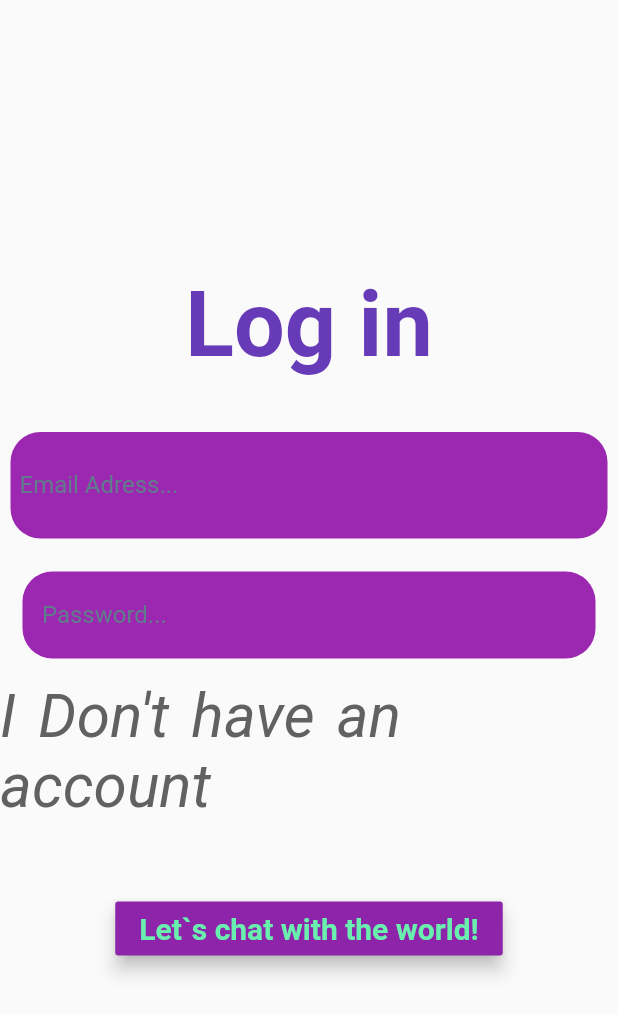
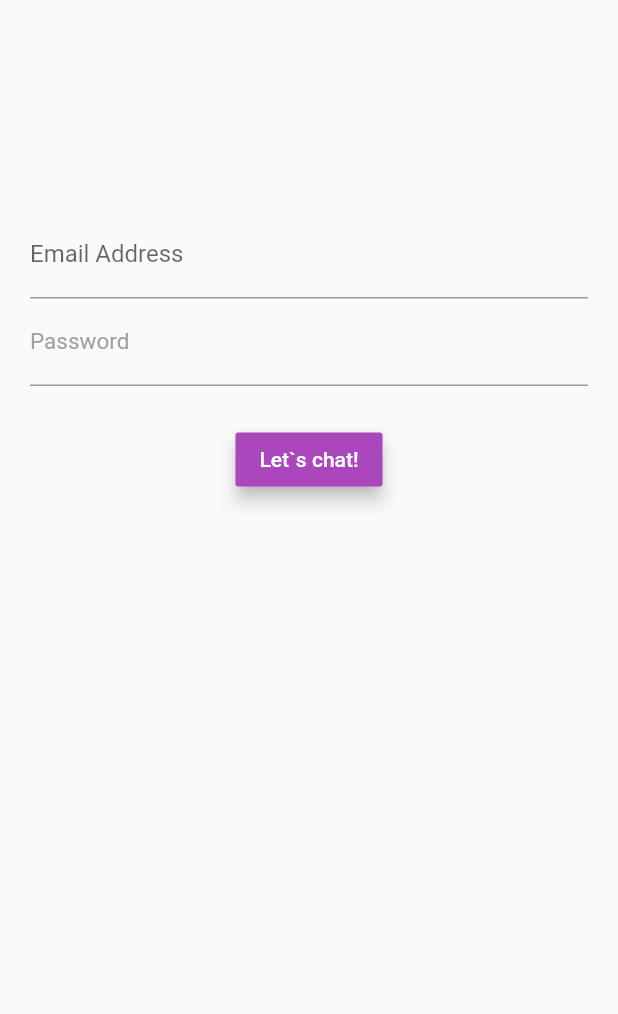
Before and after one commit to kellany2016/WorldChat, a Flutter app: the screen it shows after launch, on a phone screen of 412 x 824 dp. Shown: the top 1014 px of the screen. Run offline on Flutter 3.47's test engine with Material 2 defaults, Android fonts, the phone set to English and light mode, and no system bars; our stand-ins replace cloud_firestore, firebase_auth; accounts and stored records are empty.

Commit message:
delete :lib/log_in_Screen.dart and add lib/login_screen2.dart and modify lib/main.dart

```diff
--- a/lib/log_in_Screen.dart
+++ /dev/null
@@ -1,154 +0,0 @@
-import 'package:cloud_firestore/cloud_firestore.dart';
-import 'package:flutter/material.dart';
-import 'package:firebase_auth/firebase_auth.dart';
-import 'chat_screen2.dart';
-
-String screenName='Log in', email , password;
-bool isRegister=false;
-bool isAlaa=true;
-final Firestore _firestore= Firestore.instance;
-final _firebaseAuth = FirebaseAuth.instance;
-class LogIn extends StatefulWidget {
-  LogIn();
-  @override
-  State<StatefulWidget> createState() => LogInState();
-
-static const String id='Log_In_Screen';
-
-}
-
-class LogInState  extends State<LogIn>{
-  //bool isRegister=false;
-  @override
-  Widget build(BuildContext context) {
-    return myScreen();
-  }
-  Widget myScreen (){
-    return Scaffold(
-      body: Center(
-        child: Column(
-          mainAxisAlignment: MainAxisAlignment.center,
-          crossAxisAlignment: CrossAxisAlignment.stretch,
-          children: <Widget>[
-            Center(
-              child: Text(
-                          screenName,
-                          style: TextStyle(
-                            fontSize: 60,
-                            color: Colors.deepPurple,
-                            fontWeight: FontWeight.bold)
-                            ,)
-                            ),
-              const SizedBox(height: 30),
-              Padding(
-              padding: const EdgeInsets.all(7.0),
-              child: Container(
-                decoration: BoxDecoration(
-                  borderRadius: BorderRadius.circular(20),
-                  color: Colors.purple,
-                ),
-                child: Padding(
-                  padding: const EdgeInsets.all(6.0),
-                  //Email TextField
-                  child: TextField(
-                    keyboardType: TextInputType.emailAddress,
-                    decoration: InputDecoration(
-                       enabledBorder: UnderlineInputBorder(
-                      borderSide: BorderSide(color: Colors.transparent),
-                      ),
-                      labelText: 'Email Adress... ',
-                      hintText: "jax@jungle.com",
-                      labelStyle: TextStyle(color: Colors.blueGrey),
-                    hintStyle: TextStyle(color: Colors.blueGrey)),
-                    onChanged: (value)
-                    {
-                      email = value;
-
-                    },
-                  ),
-                ),
-              ),
-            ),
-            Padding(
-              padding: const EdgeInsets.all(15.0),
-              child: Container(
-                decoration: BoxDecoration(borderRadius: BorderRadius.circular(20),  color: Colors.purple,
-                ),
-                child: Padding(
-                  padding: const EdgeInsets.all(5.0),
-                  //password text field..
-                  child: TextField(
-                    obscureText: true,
-                    decoration: InputDecoration(
-                      enabledBorder: UnderlineInputBorder(
-                      borderSide: BorderSide(color: Colors.transparent),
-                      ),
-                      hintText: '  Password... ',
-                      hintStyle: TextStyle(
-                      color: Colors.blueGrey)
-                      ),
-                      onChanged: (value)
-                    {
-                      password = value;
-                    },
-                  ),
-                ),
-              ),
-            ),
-            !isRegister ? InkWell( onTap: (){ setState(() {
-
-              isRegister=true; screenName='Sign up';
-            }
-            );
-           },
-           child: Text("I Don't have an account\n"
-           , style: TextStyle(
-             wordSpacing: 5.0,
-             fontSize: 40,
-             fontStyle: FontStyle.italic,
-             color: Colors.grey[700]
-             ),
-           ),
-          )
-
-           : Padding(
-              padding: const EdgeInsets.all(10.0),
-              child: Container(
-                decoration: BoxDecoration(borderRadius: BorderRadius.circular(20),  color: Colors.purple,),
-                child: Padding(
-                  padding: const EdgeInsets.all(8.0),
-                  //confirmation password TextField..
-                  child: TextField(
-                    decoration: InputDecoration(hintText: 'Password... ',hintStyle: TextStyle(color: Colors.white)),
-                  ),
-                ),
-              ),
-            ) ,
-
-            Center(
-              //submit Button..
-      child: RaisedButton(
-      elevation: 5,
-      textColor:Colors.greenAccent ,
-      color: Colors.purple[600],
-      child: Text('Let`s chat with the world!',
-      style: TextStyle(
-      fontSize: 20.0,
-      fontWeight:FontWeight.bold,
-      ),
-      ),
-       onPressed: () async {
-           if( _firebaseAuth.fetchSignInMethodsForEmail(email: email)!= null){
-           await _firebaseAuth.createUserWithEmailAndPassword(email: email, password: password);
-            Navigator.push(context,MaterialPageRoute(builder: (context) => ChatScreen()));
-           }
-           else _firebaseAuth.signInWithEmailAndPassword(email: email, password: password);
-      },
-  ),
-    ),
-          ],
-        ),
-      ),
-    );
-  }
-}
--- /dev/null
+++ b/lib/login_screen2.dart
@@ -0,0 +1,99 @@
+import 'package:flutter/material.dart';
+import 'package:firebase_auth/firebase_auth.dart';
+import 'chat_screen2.dart';
+
+class LoginScreen extends StatefulWidget{
+LoginScreen();
+ @override
+  State<StatefulWidget> createState() => LoginScreenState();
+}
+
+class LoginScreenState extends State<LoginScreen>
+{
+  String  email, password;
+  @override
+  Widget build(BuildContext context) {
+    return Scaffold(
+      body: Container(
+      margin: EdgeInsets.all(20.0),
+      child: Form(
+        child: Column(
+          children: <Widget> [
+            emailField(),
+            passwordField(),
+            loginButton(),
+            //registerField(),
+          ],
+        ),
+      ),
+
+    )
+    );
+
+  }
+   Widget emailField(){
+     return Container(
+      margin: EdgeInsets.only(top: 120.0),
+      child: TextFormField(
+       keyboardType: TextInputType.emailAddress,
+       decoration: InputDecoration(
+         labelText: 'Email Address',
+         hintText: 'Enter a valid mail, like: jax@jungle.com',
+       ),
+       onChanged: (value)
+       {
+         email = value ;
+       },
+
+     ),
+     );
+   }
+   Widget passwordField(){
+     return Container(
+       margin: EdgeInsets.only(bottom: 25.0),
+       child: TextFormField(
+         obscureText: true,
+         decoration: InputDecoration(
+         labelText: 'Password',
+         hintText: 'Enter 6 chars at least',
+         labelStyle:TextStyle(color: Colors.grey, fontSize: 15.0),
+         hintStyle:TextStyle(color: Colors.grey, fontSize: 15.0),
+       ),
+       onChanged: (value)
+       {
+         password = value ;
+       },
+     ),
+     );
+
+
+   }
+  Widget loginButton(){
+        return RaisedButton(
+          color: Colors.purple[400],
+          elevation: 5,
+          //textColor: Colors.white ,
+          child: Text(
+            'Let`s chat!',
+                style: TextStyle(
+                //color: Color(0xFAF8FC),
+                color: Colors.white,
+              ),
+            ),
+          onPressed: () {
+               FirebaseAuth.instance.createUserWithEmailAndPassword(email: email, password: password);
+            Navigator.push(context,MaterialPageRoute(builder: (context) => ChatScreen()));
+          },
+
+     );
+     }
+
+  //  Widget  registerField() {
+  //    return Row(
+  //      children: <Widget>[
+
+  //      ],
+  //    );
+  //  }
+
+}
--- a/lib/main.dart
+++ b/lib/main.dart
@@ -1,6 +1,7 @@
 import 'package:flutter/cupertino.dart';
 import 'package:flutter/material.dart';
-import 'log_in_Screen.dart';
+//import 'log_in_Screen.dart';
+import 'login_screen2.dart';
 
 void main() => runApp(MyApp());
 
@@ -13,7 +14,7 @@ class MyApp extends StatelessWidget {
       theme: ThemeData(
         primarySwatch: Colors.purple,
       ),
-      home: LogIn(),
+      home: LoginScreen(),
     );
   }
 }
```
